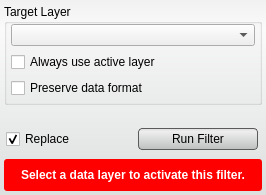
This is src/Interface/ToolInterface/MRIBiasFieldCorrectionFilterInterface.ui in dcwhite/Seg3D as Qt 5 draws it before an edit. The edited form follows.
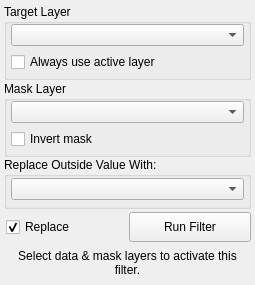
This is the edited form. Custom widgets are drawn as their Qt base class.

The edit to the form file:
```diff
--- a/src/Interface/ToolInterface/MRIBiasFieldCorrectionFilterInterface.ui
+++ b/src/Interface/ToolInterface/MRIBiasFieldCorrectionFilterInterface.ui
@@ -6,8 +6,8 @@
    <rect>
     <x>0</x>
     <y>0</y>
-    <width>266</width>
-    <height>195</height>
+    <width>255</width>
+    <height>285</height>
    </rect>
   </property>
   <property name="sizePolicy">
@@ -16,62 +16,40 @@
     <verstretch>0</verstretch>
    </sizepolicy>
   </property>
-  <property name="minimumSize">
-   <size>
-    <width>213</width>
-    <height>136</height>
-   </size>
-  </property>
-  <property name="baseSize">
-   <size>
-    <width>650</width>
-    <height>136</height>
-   </size>
-  </property>
   <property name="windowTitle">
-   <string>MRIBiasFieldCorrection Filter</string>
-  </property>
-  <property name="styleSheet">
-   <string notr="true">QWidget#MRIBiasFieldCorrectionFilterInterface{
-	border-radius: 3px;
-	background-color: qlineargradient(spread:pad, x1:0.5, y1:0, x2:0.5, y2:0.960227, stop:0 rgba(241, 241, 241, 255), stop:0.155779 rgba(250, 250, 250, 255), stop:1 rgba(222, 224, 224, 255));      
-}
-
-
-QPushButton{
-	background-color: qlineargradient(spread:pad, x1:0.5, y1:0, x2:0.5, y2:0.960227, stop:0 rgba(221, 221, 221, 255), stop:0.155779 rgba(238, 238, 238, 255), stop:1 rgba(192, 194, 194, 255));
-	border-radius: 4px;
-	border: 1px solid rgb(90, 90, 90);
-	margin:4px;
-}
-
-QPushButton:hover{
-	background-color: qlineargradient(spread:pad, x1:0.5, y1:0, x2:0.5, y2:1, stop:0 rgba(195, 195, 195, 255), stop:0.253769 rgba(206, 206, 206, 255), stop:1 rgba(185, 185, 185, 255));
-	border-radius: 4px;
-	border: 1px solid rgb(90, 90, 90);
-	margin:4px;
-}
-
-QPushButton:pressed{
-	background-color: qlineargradient(spread:pad, x1:0.5, y1:0, x2:0.5, y2:1, stop:0 rgba(150, 150, 150, 255), stop:0.753769 rgba(206, 206, 206, 255), stop:1 rgba(185, 185, 185, 255));
-	border-radius: 4px;
-	border: 1px solid rgb(90, 90, 90);
-	margin:4px;
-}</string>
+   <string>MRI Bias Field Correction Filter</string>
   </property>
   <layout class="QVBoxLayout" name="verticalLayout">
    <property name="spacing">
-    <number>4</number>
+    <number>2</number>
    </property>
    <property name="margin">
     <number>4</number>
    </property>
    <item>
     <widget class="QGroupBox" name="target_groupbox_">
+     <property name="minimumSize">
+      <size>
+       <width>0</width>
+       <height>76</height>
+      </size>
+     </property>
+     <property name="maximumSize">
+      <size>
+       <width>16777215</width>
+       <height>76</height>
+      </size>
+     </property>
      <property name="title">
       <string>Target Layer</string>
      </property>
-     <layout class="QVBoxLayout" name="verticalLayout_5">
+     <property name="alignment">
+      <set>Qt::AlignLeading|Qt::AlignLeft|Qt::AlignTop</set>
+     </property>
+     <property name="checkable">
+      <bool>false</bool>
+     </property>
+     <layout class="QVBoxLayout" name="verticalLayout_4">
       <property name="spacing">
        <number>6</number>
       </property>
@@ -97,31 +75,6 @@
         </property>
        </widget>
       </item>
-      <item>
-       <widget class="QWidget" name="widget_3" native="true">
-        <property name="minimumSize">
-         <size>
-          <width>0</width>
-          <height>20</height>
-         </size>
-        </property>
-        <layout class="QHBoxLayout" name="horizontalLayout_4">
-         <property name="spacing">
-          <number>0</number>
-         </property>
-         <property name="margin">
-          <number>0</number>
-         </property>
-         <item>
-          <widget class="QCheckBox" name="use_active_layer_">
-           <property name="text">
-            <string>Always use active layer</string>
-           </property>
-          </widget>
-         </item>
-        </layout>
-       </widget>
-      </item>
       <item>
        <widget class="QWidget" name="widget_2" native="true">
         <property name="minimumSize">
@@ -138,9 +91,9 @@
           <number>0</number>
          </property>
          <item>
-          <widget class="QCheckBox" name="preserve_data_format_">
+          <widget class="QCheckBox" name="use_active_layer_">
            <property name="text">
-            <string>Preserve data format</string>
+            <string>Always use active layer</string>
            </property>
           </widget>
          </item>
@@ -151,7 +104,130 @@
     </widget>
    </item>
    <item>
-    <widget class="QtUtils::QtSliderIntCombo" name="radius_" native="true"/>
+    <widget class="QGroupBox" name="connected_to_mask_groupbox_">
+     <property name="minimumSize">
+      <size>
+       <width>0</width>
+       <height>76</height>
+      </size>
+     </property>
+     <property name="maximumSize">
+      <size>
+       <width>16777215</width>
+       <height>76</height>
+      </size>
+     </property>
+     <property name="title">
+      <string>Mask Layer</string>
+     </property>
+     <property name="alignment">
+      <set>Qt::AlignLeading|Qt::AlignLeft|Qt::AlignTop</set>
+     </property>
+     <layout class="QVBoxLayout" name="verticalLayout_5">
+      <property name="spacing">
+       <number>6</number>
+      </property>
+      <property name="leftMargin">
+       <number>4</number>
+      </property>
+      <property name="topMargin">
+       <number>0</number>
+      </property>
+      <property name="rightMargin">
+       <number>4</number>
+      </property>
+      <property name="bottomMargin">
+       <number>4</number>
+      </property>
+      <item>
+       <widget class="QtUtils::QtDropableComboBox" name="mask_">
+        <property name="sizePolicy">
+         <sizepolicy hsizetype="Ignored" vsizetype="Fixed">
+          <horstretch>0</horstretch>
+          <verstretch>0</verstretch>
+         </sizepolicy>
+        </property>
+       </widget>
+      </item>
+      <item>
+       <widget class="QWidget" name="widget" native="true">
+        <property name="minimumSize">
+         <size>
+          <width>0</width>
+          <height>20</height>
+         </size>
+        </property>
+        <layout class="QHBoxLayout" name="horizontalLayout_2">
+         <property name="spacing">
+          <number>0</number>
+         </property>
+         <property name="margin">
+          <number>0</number>
+         </property>
+         <item>
+          <widget class="QCheckBox" name="invert_mask_">
+           <property name="text">
+            <string>Invert mask</string>
+           </property>
+          </widget>
+         </item>
+        </layout>
+       </widget>
+      </item>
+     </layout>
+    </widget>
+   </item>
+   <item>
+    <widget class="QGroupBox" name="groupBox">
+     <property name="minimumSize">
+      <size>
+       <width>0</width>
+       <height>52</height>
+      </size>
+     </property>
+     <property name="maximumSize">
+      <size>
+       <width>16777215</width>
+       <height>52</height>
+      </size>
+     </property>
+     <property name="title">
+      <string>Replace Outside Value With:</string>
+     </property>
+     <property name="alignment">
+      <set>Qt::AlignLeading|Qt::AlignLeft|Qt::AlignTop</set>
+     </property>
+     <layout class="QVBoxLayout" name="verticalLayout_3">
+      <property name="spacing">
+       <number>0</number>
+      </property>
+      <property name="leftMargin">
+       <number>4</number>
+      </property>
+      <property name="topMargin">
+       <number>0</number>
+      </property>
+      <property name="rightMargin">
+       <number>4</number>
+      </property>
+      <property name="bottomMargin">
+       <number>4</number>
+      </property>
+      <item>
+       <widget class="QComboBox" name="replace_with_">
+        <property name="sizePolicy">
+         <sizepolicy hsizetype="Ignored" vsizetype="Fixed">
+          <horstretch>0</horstretch>
+          <verstretch>0</verstretch>
+         </sizepolicy>
+        </property>
+        <property name="sizeAdjustPolicy">
+         <enum>QComboBox::AdjustToContents</enum>
+        </property>
+       </widget>
+      </item>
+     </layout>
+    </widget>
    </item>
    <item>
     <widget class="QWidget" name="replaceRunWidget" native="true">
@@ -217,17 +293,6 @@
        <height>32</height>
       </size>
      </property>
-     <property name="styleSheet">
-      <string notr="true">QLabel#message_{
-	color: white;
-	font: bold;
-}
-
-QWidget#message_alert_{
-	border-radius: 3px;
-	background-color: red;
-}</string>
-     </property>
      <layout class="QHBoxLayout" name="horizontalLayout_5">
       <property name="spacing">
        <number>0</number>
@@ -238,7 +303,7 @@
       <item>
        <widget class="QLabel" name="message_">
         <property name="text">
-         <string>Select a data layer to activate this filter.</string>
+         <string>Select data &amp; mask layers to activate this filter.</string>
         </property>
         <property name="alignment">
          <set>Qt::AlignCenter</set>
@@ -259,12 +324,6 @@
    <extends>QComboBox</extends>
    <header location="global">QtUtils/Widgets/QtDropableComboBox.h</header>
   </customwidget>
-  <customwidget>
-   <class>QtUtils::QtSliderIntCombo</class>
-   <extends>QWidget</extends>
-   <header location="global">QtUtils/Widgets/QtSliderIntCombo.h</header>
-   <container>1</container>
-  </customwidget>
  </customwidgets>
  <resources/>
  <connections/>
```
